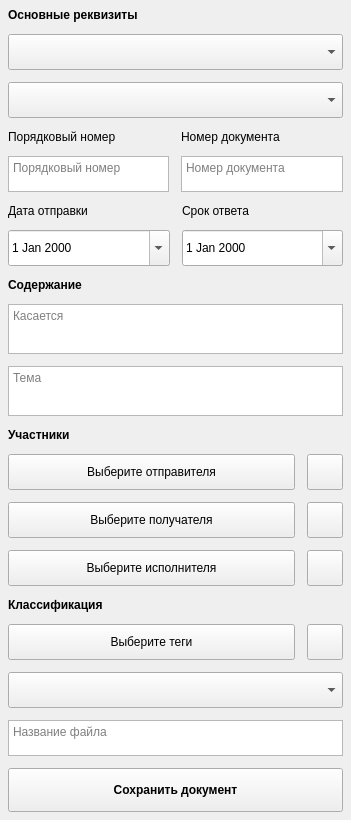
Qt form client/ui/documents/create/document_create_dialog.ui (lerakaplich/Documents) before a commit.
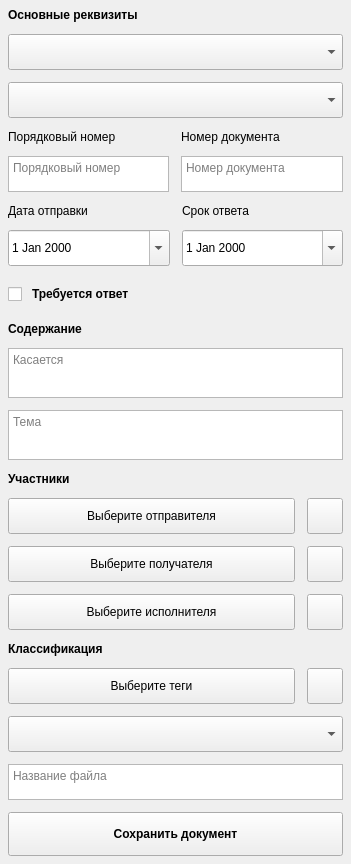
The same form after that commit. Icons and pictures are not drawn.

Patch:
```diff
--- a/client/ui/documents/create/document_create_dialog.ui
+++ b/client/ui/documents/create/document_create_dialog.ui
@@ -652,6 +652,25 @@
      </item>
     </layout>
    </item>
+   <item>
+    <widget class="QCheckBox" name="needs_response_check">
+     <property name="minimumSize">
+      <size>
+       <width>0</width>
+       <height>32</height>
+      </size>
+     </property>
+     <property name="styleSheet">
+      <string>spacing: 10px; font-weight: 500;</string>
+     </property>
+     <property name="cursor">
+      <cursorShape>PointingHandCursor</cursorShape>
+     </property>
+     <property name="text">
+      <string>Требуется ответ</string>
+     </property>
+    </widget>
+   </item>
    <item>
     <widget class="QLabel" name="labelContent">
      <property name="font">
```
Left out of the diff: 16 changed lines with no effect on the pictures.
